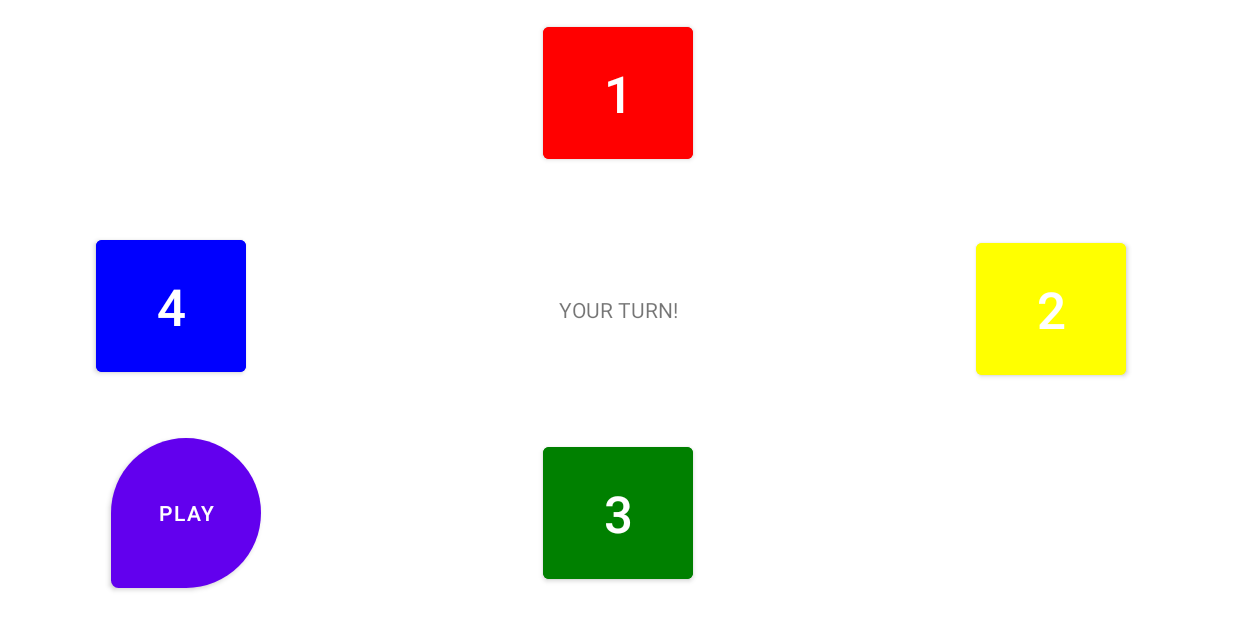
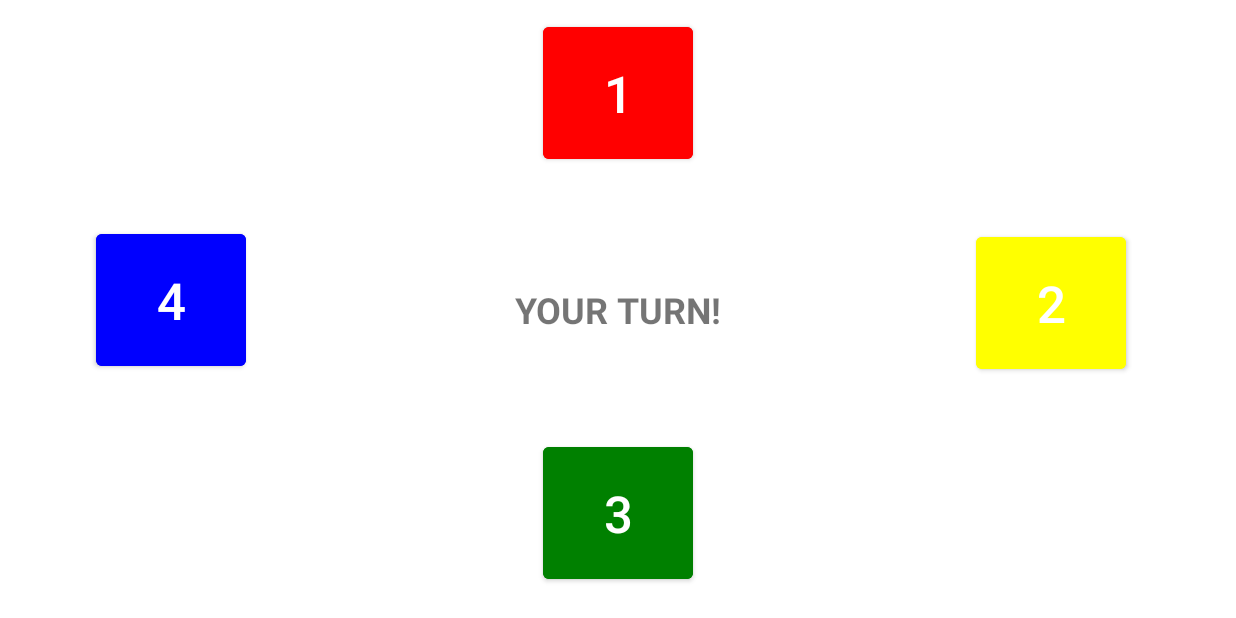
Before and after one commit to StevenK418/MemoryGameApp, an Android app: the HighScoreTable screen opened directly, with no data from a screen before it, after a tap on an icon or button, on a phone screen of 824 x 412 dp (held sideways). Run offline under Robolectric (Android 15) with nearby library versions, the phone set to English and light mode, and no system bars.

```diff
--- a/app/src/main/java/com/example/memorygameapp/DatabaseManager.java
+++ b/app/src/main/java/com/example/memorygameapp/DatabaseManager.java
@@ -11,11 +11,11 @@ import java.util.List;
 public class DatabaseManager extends SQLiteOpenHelper
 {
     private static final int DATABASE_VERSION = 1;
+    private static final String KEY_NAME = "name";
+    private static final String KEY_HIGHSCORE = "highscore";
     private static final String DATABASE_NAME = "highscoreDatabase";
     private static final String TABLE_HIGHSCORE = "highscore";
     private static final String KEY_ID = "id";
-    private static final String KEY_NAME = "name";
-    private static final String KEY_HIGHSCORE = "highscore";
 
     /**
      * Default Constructor
@@ -36,7 +36,12 @@ public class DatabaseManager extends SQLiteOpenHelper
         db.execSQL(CREATE_HIGHSCORE_TABLE);
     }
 
-    // Upgrading database
+    /**
+     * Runs when upgrading the DB
+     * @param db
+     * @param oldVersion
+     * @param newVersion
+     */
     @Override
     public void onUpgrade(SQLiteDatabase db, int oldVersion, int newVersion)
     {
@@ -65,6 +70,7 @@ public class DatabaseManager extends SQLiteOpenHelper
         db.close(); // Closing database connection
     }
 
+    //region - Methods unused but left in place for testing
     /**
      * Updates a given record in the db
      * @param highscore
@@ -83,7 +89,10 @@ public class DatabaseManager extends SQLiteOpenHelper
                 new String[] { String.valueOf(highscore.getID()) });
     }
 
-    // Deleting single contact
+    /**
+     * Deletes a given record from the database
+     * @param highscore
+     */
     public void deleteHighScore(HighScore highscore)
     {
         SQLiteDatabase db = this.getWritableDatabase();
@@ -91,6 +100,7 @@ public class DatabaseManager extends SQLiteOpenHelper
                 new String[] { String.valueOf(highscore.getID()) });
         db.close();
     }
+    //endregion
 
     /**
      * Returns the number of records held within the database
@@ -114,7 +124,9 @@ public class DatabaseManager extends SQLiteOpenHelper
      * @param id
      * @return
      */
-    HighScore getHighScoreWithID(int id) {
+    HighScore getHighScoreWithID(int id)
+    {
+        //Open the DB
         SQLiteDatabase db = this.getReadableDatabase();
 
         Cursor cursor = db.query(TABLE_HIGHSCORE,
@@ -151,6 +163,7 @@ public class DatabaseManager extends SQLiteOpenHelper
         // SQL SELECT ALL STATEMENT
         String selectQuery = "SELECT  * FROM " + TABLE_HIGHSCORE;
 
+        //Open the db
         SQLiteDatabase db = this.getWritableDatabase();
 
         Cursor cursor = db.rawQuery(selectQuery, null);
@@ -173,29 +186,35 @@ public class DatabaseManager extends SQLiteOpenHelper
         return highscoreList;
     }
 
-    //TODO: TESTING GETTING TOP 5
+    /**
+     * Returns the Top 5 scores stored in the DB
+     * @return
+     */
     public List<HighScore> GetTopFiveScores()
     {
+        //CREATE a new collection to store our results
         List<HighScore> topFiveHighscoreList = new ArrayList<HighScore>();
-        // Select All Query
 
-        String selectFilterQuery = "SELECT id, name, highscore FROM " + TABLE_HIGHSCORE + " ORDER BY CAST(highscore as INTEGER) DESC LIMIT 5";
+        //Perform the SQL SELECT STATEMENT
+        String filterResultsQuery = "SELECT id, name, highscore FROM " + TABLE_HIGHSCORE + " ORDER BY CAST(highscore as INTEGER) DESC LIMIT 5";
 
-        //Get access to the db
+        //Open the DB
         SQLiteDatabase db = this.getWritableDatabase();
 
-        Cursor cursor = db.rawQuery(selectFilterQuery, null);
+        Cursor cursor = db.rawQuery(filterResultsQuery, null);
 
-       //Iterate through each row and add to the list
-        if (cursor.moveToFirst()) {
-            do {
-
-                HighScore highscore = new HighScore();
-                highscore.setID(Integer.parseInt(cursor.getString(0)));
-                highscore.setName(cursor.getString(1));
-                highscore.setHighscore(Integer.parseInt(cursor.getString(2)));
-                //Add the record to the list
-                topFiveHighscoreList.add(highscore);
+       //Iterate through each row and add each to the list
+        if (cursor.moveToFirst())
+        {
+            do
+            {
+                    //Create a new high score instance & populate with data
+                    HighScore highscore = new HighScore();
+                    highscore.setID(Integer.parseInt(cursor.getString(0)));
+                    highscore.setName(cursor.getString(1));
+                    highscore.setHighscore(Integer.parseInt(cursor.getString(2)));
+                    //Add the high score record to the list
+                    topFiveHighscoreList.add(highscore);
             } while (cursor.moveToNext());
         }
         //Return the list of records
--- a/app/src/main/res/layout/activity_main.xml
+++ b/app/src/main/res/layout/activity_main.xml
@@ -12,6 +12,8 @@
         android:layout_width="wrap_content"
         android:layout_height="wrap_content"
         android:text="CPU'S TURN!"
+        android:textSize="24sp"
+        android:textStyle="bold"
         app:layout_constraintBottom_toBottomOf="parent"
         app:layout_constraintEnd_toEndOf="parent"
         app:layout_constraintStart_toStartOf="parent"
@@ -96,7 +98,7 @@
         android:layout_width="wrap_content"
         android:layout_height="wrap_content"
         android:orientation="horizontal"
-        app:layout_constraintGuide_percent=".7" />
+        app:layout_constraintGuide_percent=".68" />
 
     <Button
         android:id="@+id/btnPlay"
--- a/app/src/main/res/layout/activity_player_game_screen.xml
+++ b/app/src/main/res/layout/activity_player_game_screen.xml
@@ -11,6 +11,8 @@
         android:layout_width="wrap_content"
         android:layout_height="wrap_content"
         android:text="YOUR TURN!"
+        android:textSize="24sp"
+        android:textStyle="bold"
         app:layout_constraintBottom_toBottomOf="parent"
         app:layout_constraintEnd_toEndOf="parent"
         app:layout_constraintStart_toStartOf="parent"
@@ -99,19 +101,6 @@
         android:layout_width="wrap_content"
         android:layout_height="wrap_content"
         android:orientation="horizontal"
-        app:layout_constraintGuide_percent=".7" />
-
-    <Button
-        android:id="@+id/btnPlay"
-        android:layout_width="100dp"
-        android:layout_height="100dp"
-        android:background="@drawable/roundbtn"
-        android:backgroundTint="@color/Green"
-        android:text="PLAY"
-        app:layout_constraintBottom_toBottomOf="parent"
-        app:layout_constraintEnd_toStartOf="@+id/guideline2"
-        app:layout_constraintStart_toStartOf="parent"
-        app:layout_constraintTop_toTopOf="@+id/guideline5"
-        app:layout_constraintVertical_bias="0.13" />
+        app:layout_constraintGuide_percent=".68" />
 
 </androidx.constraintlayout.widget.ConstraintLayout>
```
